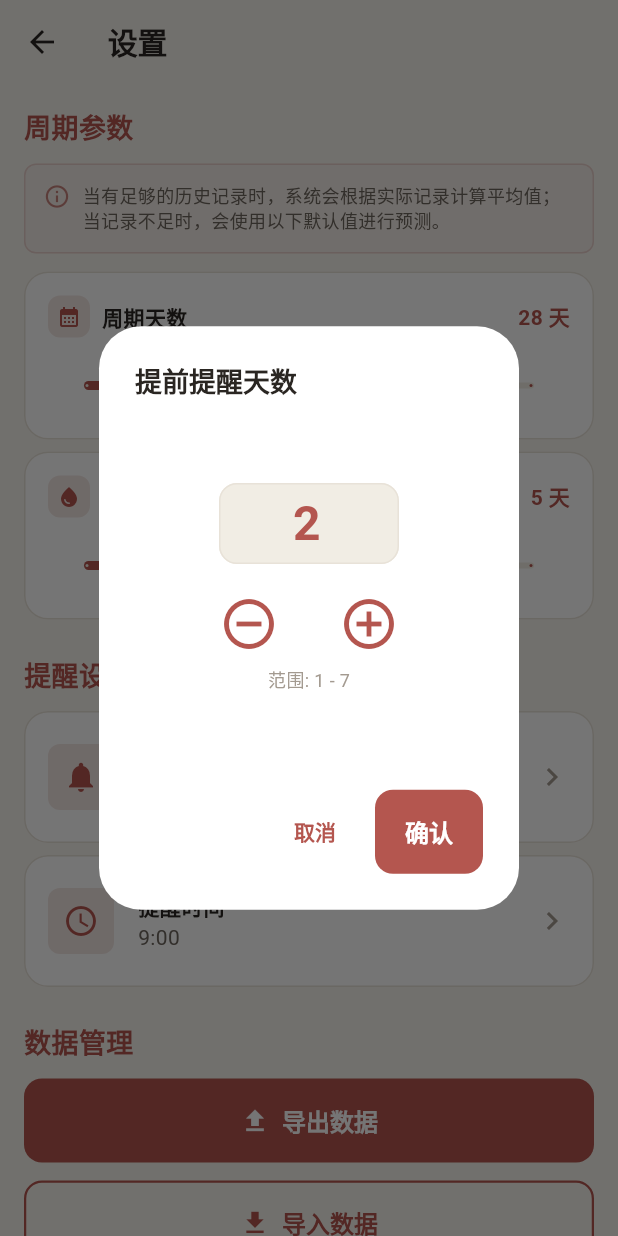
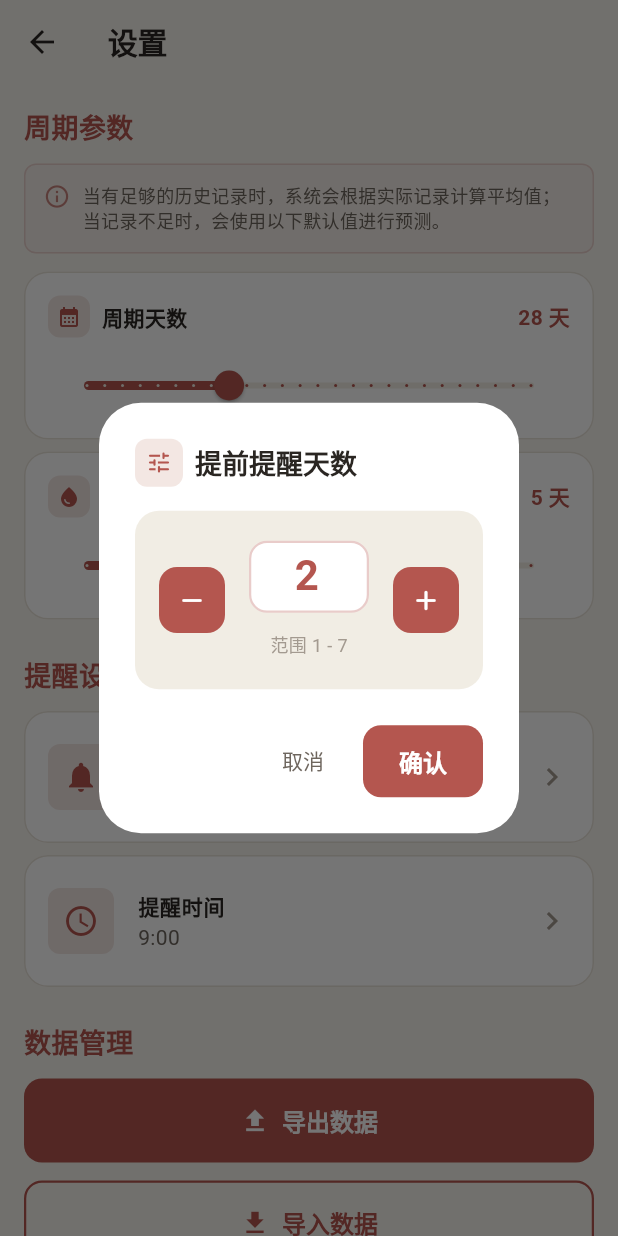
Before and after one commit to xmc1472521772/Menstrual-Record, a Flutter app: the SettingsScreen screen opened directly, after a tap on "提前提醒天数", on a phone screen of 412 x 824 dp. Run offline on Flutter 3.47's test engine with Material 3 defaults, Android fonts, the phone set to English and light mode, and no system bars; our stand-ins replace file_picker, flutter_local_notifications, flutter_timezone, share_plus, sqflite, timezone; accounts and stored records are empty.

Commit message:
feat: 优化提醒设置弹窗UI，统一陶土色主题风格
- 标题区添加品牌色图标背景

- 加减按钮改为实心陶土色圆角方块

- 输入框使用品牌色边框和surfaceCard填充

- 数值显示区使用surfaceTile背景容器

- 确认按钮使用项目色系圆角样式

- 版本号升级至 1.14.4+61

```diff
--- a/lib/screens/settings_screen.dart
+++ b/lib/screens/settings_screen.dart
@@ -538,36 +538,113 @@ class SettingsScreen extends StatelessWidget {
       builder: (ctx) {
         return StatefulBuilder(
           builder: (context, setState) {
+            final canDecrease = selectedValue > min;
+            final canIncrease = selectedValue < max;
             return AlertDialog(
-              title: Text(
+              title: Row(
+                children: [
+                  Container(
+                    width: 32,
+                    height: 32,
+                    decoration: BoxDecoration(
+                      color: AppColors.brandSoft,
+                      borderRadius:
+                          BorderRadius.circular(AppDimens.radiusSm),
+                    ),
+                    child: const Icon(
+                      Icons.tune_rounded,
+                      color: AppColors.brandPrimary,
+                      size: 18,
+                    ),
+                  ),
+                  const SizedBox(width: AppDimens.spacingSm),
+                  Expanded(
+                    child: Text(
                       title,
                       style: AppTheme.headingSmall.copyWith(
                         color: context.themeColors.onSurface,
                       ),
                     ),
-              content: SizedBox(
-                height: 220,
-                child: Column(
+                  ),
+                ],
+              ),
+              content: Column(
+                mainAxisSize: MainAxisSize.min,
+                children: [
+                  // ── 数值显示 + 加减控制 ──
+                  Container(
+                    padding: const EdgeInsets.symmetric(
+                      horizontal: AppDimens.spacingLg,
+                      vertical: AppDimens.spacingXl,
+                    ),
+                    decoration: BoxDecoration(
+                      color: context.themeColors.surfaceTile,
+                      borderRadius:
+                          BorderRadius.circular(AppDimens.radiusLg),
+                    ),
+                    child: Row(
                       mainAxisAlignment: MainAxisAlignment.center,
                       children: [
+                        // 减少按钮
+                        _buildStepButton(
+                          context: context,
+                          icon: Icons.remove_rounded,
+                          enabled: canDecrease,
+                          onTap: () {
+                            setState(() {
+                              selectedValue--;
+                              textController.text =
+                                  selectedValue.toString();
+                              errorText = null;
+                            });
+                          },
+                        ),
+                        const SizedBox(width: AppDimens.spacingLg),
+                        // 数值显示
+                        Expanded(
+                          child: Column(
+                            children: [
                               SizedBox(
-                      width: 120,
+                                height: 56,
                                 child: TextField(
                                   controller: textController,
                                   keyboardType: TextInputType.number,
                                   textAlign: TextAlign.center,
                                   style: AppTheme.statValue.copyWith(
                                     color: AppColors.brandPrimary,
+                                    fontSize: 28,
                                   ),
                                   decoration: InputDecoration(
-                          contentPadding: const EdgeInsets.symmetric(
+                                    contentPadding:
+                                        const EdgeInsets.symmetric(
                                       horizontal: AppDimens.spacingSm,
-                            vertical: AppDimens.spacingSm,
+                                      vertical: AppDimens.spacingXs,
                                     ),
                                     errorText: errorText,
                                     errorStyle: AppTheme.bodySmall.copyWith(
                                       fontSize: 11,
+                                      color: AppColors.error,
                                     ),
+                                    enabledBorder: OutlineInputBorder(
+                                      borderRadius: BorderRadius.circular(
+                                          AppDimens.radiusMd),
+                                      borderSide: BorderSide(
+                                        color: AppColors.brandPrimary
+                                            .withValues(alpha: 0.3),
+                                        width: 1.5,
+                                      ),
+                                    ),
+                                    focusedBorder: OutlineInputBorder(
+                                      borderRadius: BorderRadius.circular(
+                                          AppDimens.radiusMd),
+                                      borderSide: const BorderSide(
+                                        color: AppColors.brandPrimary,
+                                        width: 2,
+                                      ),
+                                    ),
+                                    filled: true,
+                                    fillColor:
+                                        context.themeColors.surfaceCard,
                                   ),
                                   onChanged: (text) {
                                     final newValue = int.tryParse(text);
@@ -578,12 +655,12 @@ class SettingsScreen extends StatelessWidget {
                                       });
                                     } else if (newValue < min) {
                                       setState(() {
-                              errorText = '不能小于 $min 天';
+                                        errorText = '不能小于 $min';
                                         selectedValue = newValue;
                                       });
                                     } else if (newValue > max) {
                                       setState(() {
-                              errorText = '不能大于 $max 天';
+                                        errorText = '不能大于 $max';
                                         selectedValue = newValue;
                                       });
                                     } else {
@@ -595,45 +672,9 @@ class SettingsScreen extends StatelessWidget {
                                   },
                                 ),
                               ),
-                    const SizedBox(height: AppDimens.spacingMd),
-                    Row(
-                      mainAxisAlignment: MainAxisAlignment.center,
-                      children: [
-                        IconButton(
-                          onPressed: selectedValue > min
-                              ? () {
-                                  setState(() {
-                                    selectedValue--;
-                                    textController.text =
-                                        selectedValue.toString();
-                                    errorText = null;
-                                  });
-                                }
-                              : null,
-                          icon: const Icon(Icons.remove_circle_outline),
-                          iconSize: 40,
-                          color: AppColors.brandPrimary,
-                        ),
-                        const SizedBox(width: AppDimens.spacing2xl),
-                        IconButton(
-                          onPressed: selectedValue < max
-                              ? () {
-                                  setState(() {
-                                    selectedValue++;
-                                    textController.text =
-                                        selectedValue.toString();
-                                    errorText = null;
-                                  });
-                                }
-                              : null,
-                          icon: const Icon(Icons.add_circle_outline),
-                          iconSize: 40,
-                          color: AppColors.brandPrimary,
-                        ),
-                      ],
-                    ),
+                              const SizedBox(height: AppDimens.spacingXs),
                               Text(
-                      '范围: $min - $max',
+                                '范围 $min - $max',
                                 style: AppTheme.bodySmall.copyWith(
                                   color: context.themeColors.onSurfaceTertiary,
                                 ),
@@ -641,9 +682,34 @@ class SettingsScreen extends StatelessWidget {
                             ],
                           ),
                         ),
+                        const SizedBox(width: AppDimens.spacingLg),
+                        // 增加按钮
+                        _buildStepButton(
+                          context: context,
+                          icon: Icons.add_rounded,
+                          enabled: canIncrease,
+                          onTap: () {
+                            setState(() {
+                              selectedValue++;
+                              textController.text =
+                                  selectedValue.toString();
+                              errorText = null;
+                            });
+                          },
+                        ),
+                      ],
+                    ),
+                  ),
+                ],
+              ),
               actions: [
                 TextButton(
                   onPressed: () => Navigator.pop(ctx),
+                  style: TextButton.styleFrom(
+                    foregroundColor:
+                        context.themeColors.onSurfaceSecondary,
+                    textStyle: AppTheme.labelLarge,
+                  ),
                   child: const Text(AppStrings.cancel),
                 ),
                 ElevatedButton(
@@ -653,6 +719,19 @@ class SettingsScreen extends StatelessWidget {
                           Navigator.pop(ctx);
                         }
                       : null,
+                  style: ElevatedButton.styleFrom(
+                    backgroundColor: AppColors.brandPrimary,
+                    foregroundColor: AppColors.white,
+                    elevation: AppDimens.elevationNone,
+                    padding: const EdgeInsets.symmetric(
+                      horizontal: AppDimens.spacing2xl,
+                      vertical: AppDimens.spacingMd,
+                    ),
+                    shape: RoundedRectangleBorder(
+                      borderRadius:
+                          BorderRadius.circular(AppDimens.radiusMd),
+                    ),
+                  ),
                   child: const Text(AppStrings.confirm),
                 ),
               ],
@@ -664,4 +743,33 @@ class SettingsScreen extends StatelessWidget {
       textController.dispose();
     });
   }
+
+  /// 构建数字选择器的加减按钮
+  Widget _buildStepButton({
+    required BuildContext context,
+    required IconData icon,
+    required bool enabled,
+    required VoidCallback onTap,
+  }) {
+    return GestureDetector(
+      onTap: enabled ? onTap : null,
+      child: Container(
+        width: 44,
+        height: 44,
+        decoration: BoxDecoration(
+          color: enabled
+              ? AppColors.brandPrimary
+              : AppColors.brandPrimary.withValues(alpha: 0.15),
+          borderRadius: BorderRadius.circular(AppDimens.radiusMd),
+        ),
+        child: Icon(
+          icon,
+          color: enabled
+              ? AppColors.white
+              : AppColors.brandPrimary.withValues(alpha: 0.4),
+          size: 22,
+        ),
+      ),
+    );
   }
+}
--- a/pubspec.yaml
+++ b/pubspec.yaml
@@ -1,7 +1,7 @@
 name: yimaflutter
 description: "月事记 - 经期记录，本地存储，隐私安全"
 publish_to: 'none'
-version: 1.14.3+60
+version: 1.14.4+61
 
 environment:
   sdk: ^3.5.4
```
Lines whose indentation alone changed are shown as unchanged.
